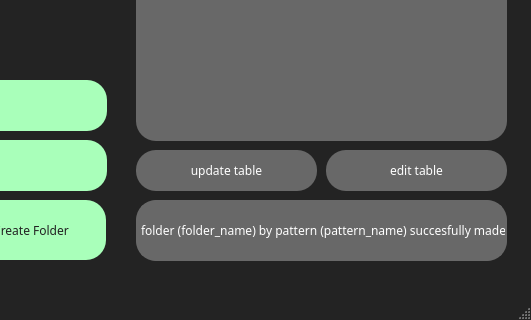
Above: Qt_handlers/ui_files/pattern_manager.ui from AntonGrigorievich/pattern_manager_pyqt before the change; both pictures show x 334 to 865 and y 260 to 580 of the 865 by 580 pixel window. Below: the same form after it.
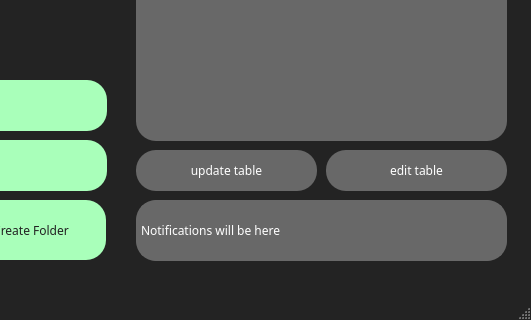
That is the form after the change. Icons and pictures are not drawn.

The edit to the form file:
```diff
--- a/Qt_handlers/ui_files/pattern_manager.ui
+++ b/Qt_handlers/ui_files/pattern_manager.ui
@@ -198,7 +198,7 @@
 </string>
     </property>
     <property name="text">
-     <string>folder (folder_name) by pattern (pattern_name) succesfully made!</string>
+     <string>Notifications will be here</string>
     </property>
    </widget>
    <widget class="QLabel" name="greeting_lable">
```
Left out of the diff: 21 changed lines with no effect on the pictures.
